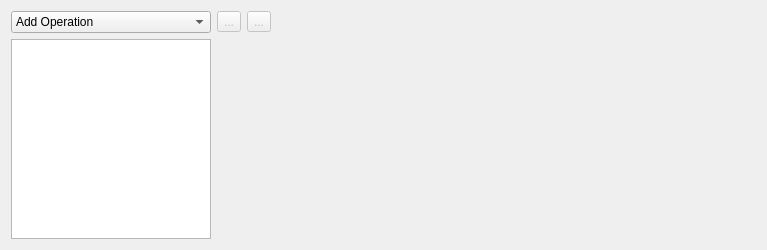
The window that src/operationsform.ui (metamorphose/metamorphose3) describes before a commit, drawn with Qt 5.
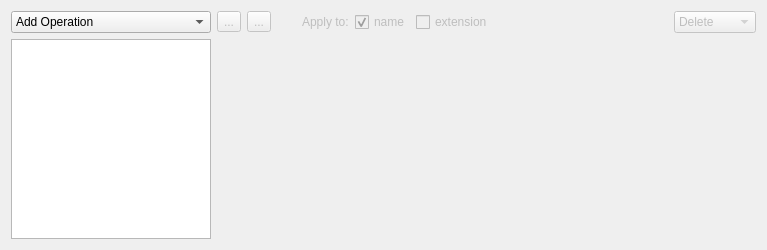
The same window after the commit. Icons and pictures are not drawn.

Commit message: allow deleting an operation; add applying to extension

What changed in the file:
```diff
--- a/src/operationsform.ui
+++ b/src/operationsform.ui
@@ -17,6 +17,32 @@
    <property name="sizeConstraint">
     <enum>QLayout::SetDefaultConstraint</enum>
    </property>
+   <item row="0" column="4">
+    <widget class="QCheckBox" name="applyToName">
+     <property name="enabled">
+      <bool>false</bool>
+     </property>
+     <property name="text">
+      <string>name</string>
+     </property>
+     <property name="checked">
+      <bool>true</bool>
+     </property>
+    </widget>
+   </item>
+   <item row="0" column="3">
+    <widget class="QLabel" name="applyLabel">
+     <property name="enabled">
+      <bool>false</bool>
+     </property>
+     <property name="text">
+      <string>Apply to:</string>
+     </property>
+     <property name="indent">
+      <number>25</number>
+     </property>
+    </widget>
+   </item>
    <item row="0" column="0">
     <widget class="QComboBox" name="addOperation">
      <property name="sizePolicy">
@@ -96,7 +122,65 @@
       <string>...</string>
      </property>
      <property name="icon">
-      <iconset theme="go-up"/>
+      <iconset theme="go-up">
+       <normaloff/>
+      </iconset>
+     </property>
+    </widget>
+   </item>
+   <item row="0" column="6">
+    <spacer name="horizontalSpacer">
+     <property name="orientation">
+      <enum>Qt::Horizontal</enum>
+     </property>
+     <property name="sizeHint" stdset="0">
+      <size>
+       <width>40</width>
+       <height>20</height>
+      </size>
+     </property>
+    </spacer>
+   </item>
+   <item row="0" column="5">
+    <widget class="QCheckBox" name="applyToExtension">
+     <property name="enabled">
+      <bool>false</bool>
+     </property>
+     <property name="text">
+      <string>extension</string>
+     </property>
+    </widget>
+   </item>
+   <item row="0" column="7">
+    <widget class="QComboBox" name="deleteOperation">
+     <property name="enabled">
+      <bool>false</bool>
+     </property>
+     <item>
+      <property name="text">
+       <string>Delete</string>
+      </property>
+      <property name="icon">
+       <iconset theme="edit-delete"/>
+      </property>
+     </item>
+     <item>
+      <property name="text">
+       <string>Delete All</string>
+      </property>
+      <property name="icon">
+       <iconset theme="edit-clear"/>
+      </property>
+     </item>
+    </widget>
+   </item>
+   <item row="1" column="1" colspan="7">
+    <widget class="QStackedWidget" name="operationsView">
+     <property name="sizePolicy">
+      <sizepolicy hsizetype="Expanding" vsizetype="Expanding">
+       <horstretch>0</horstretch>
+       <verstretch>0</verstretch>
+      </sizepolicy>
      </property>
     </widget>
    </item>
```
Left out of the diff: 14 changed lines with no effect on the pictures. The commit also changes 28 other files.
